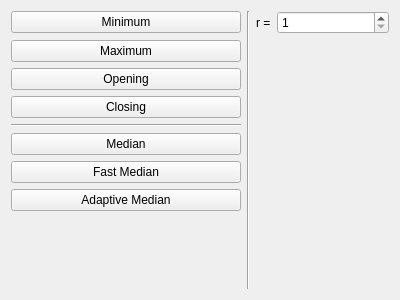
Old version of the form staticfilter.ui in the repository mt0982/QImageProcessing.
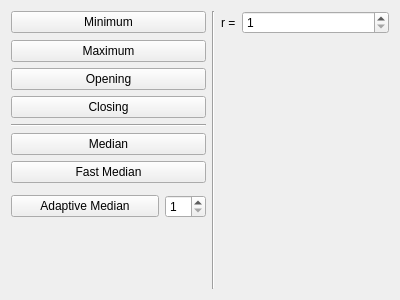
New version of the form.

Commit message: possible lambda_max error fixed sizeof 256 instead 255

What changed in the file:
```diff
--- a/staticfilter.ui
+++ b/staticfilter.ui
@@ -14,6 +14,22 @@
    <string>Form</string>
   </property>
   <layout class="QGridLayout" name="gridLayout">
+   <item row="9" column="1">
+    <widget class="QSpinBox" name="sbRadiusMax">
+     <property name="sizePolicy">
+      <sizepolicy hsizetype="Maximum" vsizetype="Fixed">
+       <horstretch>0</horstretch>
+       <verstretch>0</verstretch>
+      </sizepolicy>
+     </property>
+     <property name="minimum">
+      <number>1</number>
+     </property>
+     <property name="maximum">
+      <number>10</number>
+     </property>
+    </widget>
+   </item>
    <item row="2" column="0" colspan="2">
     <widget class="QPushButton" name="pbMaximum">
      <property name="text">
@@ -42,14 +58,14 @@
      </property>
     </widget>
    </item>
-   <item row="1" column="2" rowspan="9">
+   <item row="1" column="2" rowspan="10">
     <widget class="Line" name="line_2">
      <property name="orientation">
       <enum>Qt::Vertical</enum>
      </property>
     </widget>
    </item>
-   <item row="9" column="1">
+   <item row="10" column="1">
     <spacer name="verticalSpacer">
      <property name="orientation">
       <enum>Qt::Vertical</enum>
@@ -106,7 +122,7 @@
      </property>
     </widget>
    </item>
-   <item row="8" column="0" colspan="2">
+   <item row="9" column="0">
     <widget class="QPushButton" name="pbAdaptiveMedian">
      <property name="text">
       <string>Adaptive Median</string>
```
Left out of the diff: 19 changed lines with no effect on the pictures. The commit also changes 2 other files.
